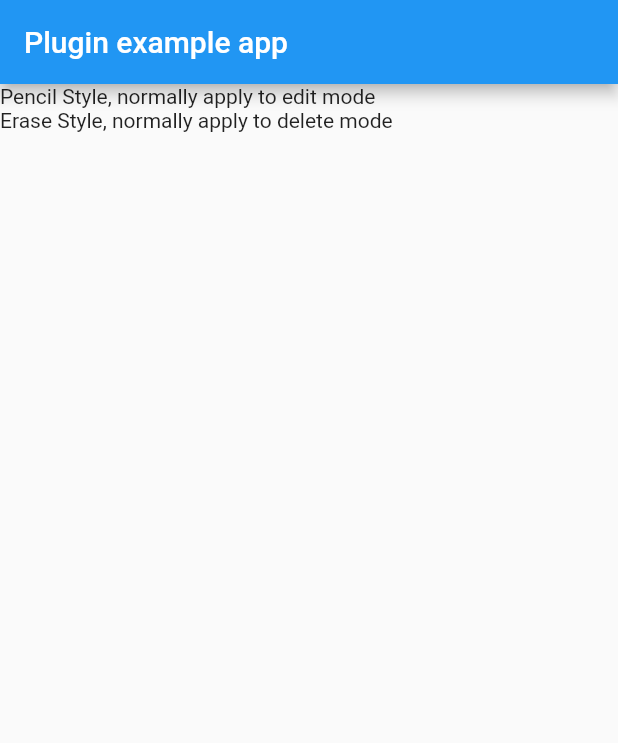
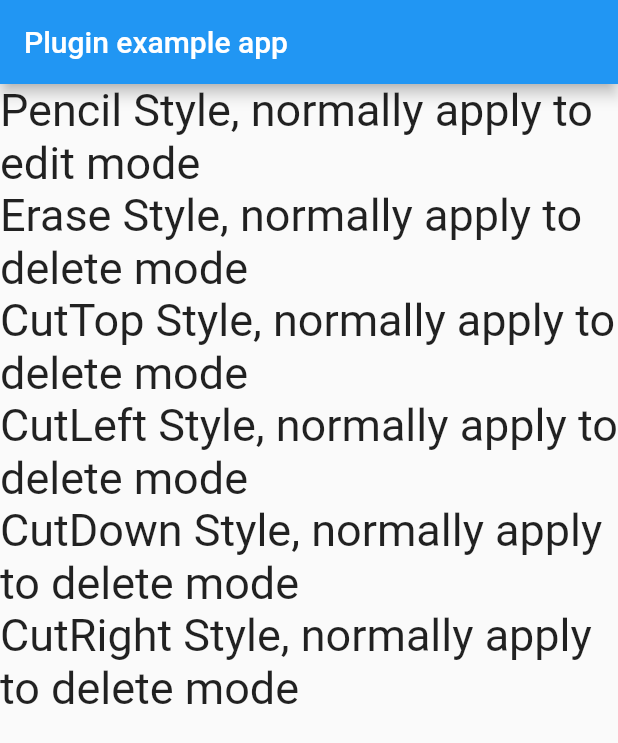
Before and after one commit to Kingtous/flutter_custom_cursor, a Flutter app: the screen it shows after launch, on a phone screen of 412 x 824 dp. Shown: the top 743 px of the screen. Run offline on Flutter 3.47's test engine with Material 2 defaults, Android fonts, the phone set to English and light mode, and no system bars.

Commit message:
1. add more style

```diff
--- a/example/lib/main.dart
+++ b/example/lib/main.dart
@@ -45,6 +45,7 @@ class _MyAppState extends State<MyApp> {
 
   @override
   Widget build(BuildContext context) {
+    var style = const TextStyle(fontSize: 30);
     return MaterialApp(
       home: Scaffold(
         appBar: AppBar(
@@ -52,14 +53,30 @@ class _MyAppState extends State<MyApp> {
         ),
         body:   Center(
           child: ListView(
-            children: const [
+            children:  [
               MouseRegion(
                 cursor: FlutterCustomCursors.pencil,
-                child: Text("Pencil Style, normally apply to edit mode"),
+                child: Text("Pencil Style, normally apply to edit mode",style:style),
               ),
               MouseRegion(
                 cursor: FlutterCustomCursors.erase,
-                child: Text("Erase Style, normally apply to delete mode"),
+                child: Text("Erase Style, normally apply to delete mode",style:style),
+              ),
+              MouseRegion(
+                cursor: FlutterCustomCursors.cutTop,
+                child: Text("CutTop Style, normally apply to delete mode",style:style),
+              ),
+              MouseRegion(
+                cursor: FlutterCustomCursors.cutLeft,
+                child: Text("CutLeft Style, normally apply to delete mode",style:style),
+              ),
+              MouseRegion(
+                cursor: FlutterCustomCursors.cutDown,
+                child: Text("CutDown Style, normally apply to delete mode",style:style),
+              ),
+              MouseRegion(
+                cursor: FlutterCustomCursors.cutRight,
+                child: Text("CutRight Style, normally apply to delete mode",style:style),
               ),
             ],
           )
--- a/lib/mouse_cursors.dart
+++ b/lib/mouse_cursors.dart
@@ -12,4 +12,29 @@ class FlutterCustomCursors  {
       x: 1,
       y: 15
   );
+
+  static const MouseCursor  cutTop =  FlutterCustomCursor(
+      path: "packages/flutter_custom_cursor/assets/cursors/cut_top.png",
+      x: 1,
+      y: 1
+  );
+
+  static const MouseCursor  cutDown =  FlutterCustomCursor(
+      path: "packages/flutter_custom_cursor/assets/cursors/cut_bottom.png",
+      x: 1,
+      y: 15
+  );
+
+  static const MouseCursor  cutLeft =  FlutterCustomCursor(
+      path: "packages/flutter_custom_cursor/assets/cursors/cut_left.png",
+      x: 1,
+      y: 8
+  );
+
+  static const MouseCursor  cutRight =  FlutterCustomCursor(
+      path: "packages/flutter_custom_cursor/assets/cursors/cut_right.png",
+      x: 1,
+      y: 8
+  );
+
 }
--- a/pubspec.yaml
+++ b/pubspec.yaml
@@ -34,8 +34,6 @@ flutter:
   assets:
     - assets/
     - assets/cursors/
-    - assets/cursors/pencil.png
-    - assets/cursors/erase.png
   # To add assets to your plugin package, add an assets section, like this:
   # assets:
   #   - images/a_dot_burr.jpeg
```
Also changed, not shown: assets/cursors/cut_bottom.png (added), assets/cursors/cut_left.png (added), assets/cursors/cut_right.png (added), assets/cursors/cut_top.png (added).
